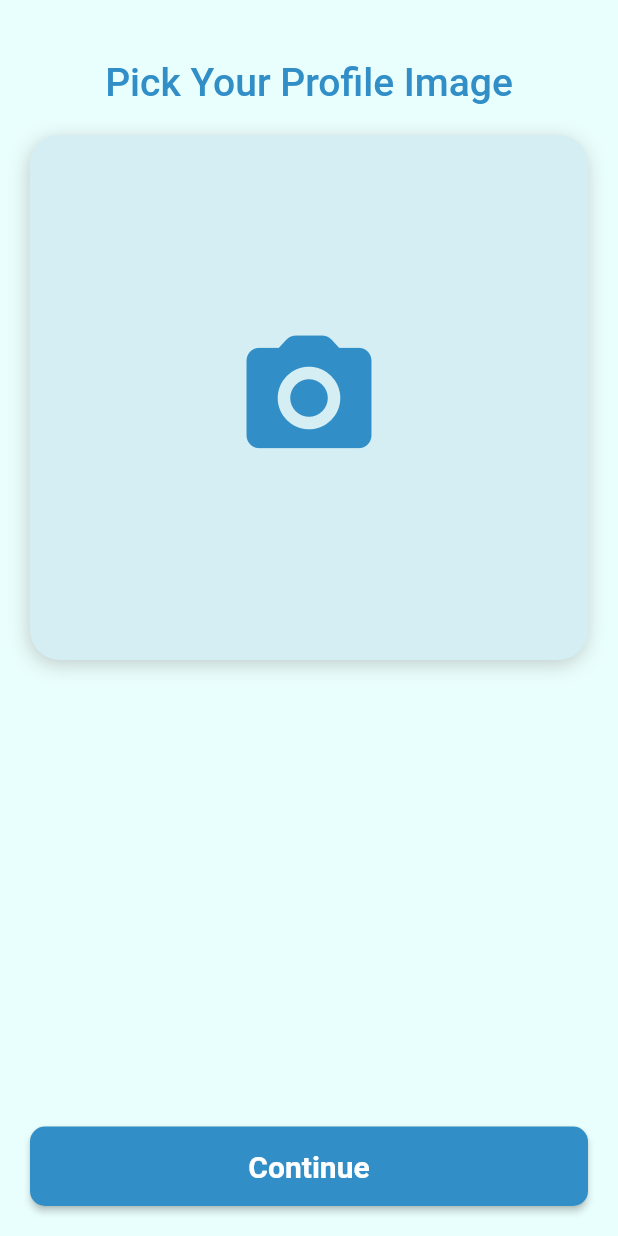
After one commit to john-safwat/Gaya-Store-App, a Flutter app: the PickImageScreen screen opened by its route, on a phone screen of 412 x 824 dp. The commit adds this screen. Run offline on Flutter 3.47's test engine with Material 2 defaults, Android fonts, the phone set to English and light mode, and no system bars; our stand-ins replace another_flutter_splash_screen, image_picker, quickalert; missing offline and left inert: flutter_rounded_date_picker.

Commit message:
add uploading image to data base

```diff
--- /dev/null
+++ b/lib/Core/Provider/AppConfigProvider.dart
@@ -0,0 +1,10 @@
+import 'package:flutter/foundation.dart';
+
+class AppConfigProvider extends ChangeNotifier {
+  String token = '';
+  void updateToken (String token){
+    this.token = token;
+    debugPrint(token);
+    notifyListeners();
+  }
+}
--- a/lib/Core/Utils/Dialog_Utils.dart
+++ b/lib/Core/Utils/Dialog_Utils.dart
@@ -20,13 +20,15 @@ class MyDialogUtils{
       text: message,
     );
   }
-  static showSuccessDialog ({required BuildContext context , required String message}){
+  static showSuccessDialog ({required BuildContext context , required String message , Function? action}){
     QuickAlert.show(
       context: context,
       type: QuickAlertType.success,
       text: message,
       onConfirmBtnTap: () {
-        Navigator.pushReplacementNamed(context, HomeScreen.routeName);
+        if(action != null){
+          action();
+        }
       }
     );
   }
--- a/lib/Data/Api/ApiManager.dart
+++ b/lib/Data/Api/ApiManager.dart
@@ -1,6 +1,9 @@
 import 'dart:convert';
+import 'dart:io';
+import "package:async/async.dart";
+import 'package:flutter/cupertino.dart';
+import 'package:path/path.dart';
 import 'package:http/http.dart' as http;
-import 'package:intl/intl.dart';
 import '../Models/UserModel/UserResponseDTO.dart';
 
 class ApiManager {
@@ -12,9 +15,11 @@ class ApiManager {
     return _instance!;
   }
 
-  String baseUrl = '192.168.43.231';
-  String path = '/E-Commerce-BackEnd/addUser.php';
+  String baseUrl = '192.168.1.9';
+  String addUserPath = '/E-Commerce-BackEnd/addUser.php';
+  String addUserImagePath = '/E-Commerce-BackEnd/addUserImage.php';
 
+  // function to call database to add user
   Future<UserResponseDTO> addNewUser({
     required String name,
     required String email,
@@ -22,7 +27,7 @@ class ApiManager {
     required String phone,
     required String dateTime,
   }) async {
-    Uri uri = Uri.http(baseUrl, path);
+    Uri uri = Uri.http(baseUrl, addUserPath);
     var response  = await http.post(uri , body: {
       'name':name,
       'email':email,
@@ -32,4 +37,25 @@ class ApiManager {
     });
     return UserResponseDTO.fromJson(jsonDecode(response.body));
   }
+
+  // function to update user image
+  Future<String> uploadUserImage(File image , String token)async {
+    Uri uri = Uri.http(baseUrl, addUserImagePath);
+
+    var stream= http.ByteStream(DelegatingStream.typed(image.openRead()));
+    var length= await image.length();
+    var request = http.MultipartRequest("POST", uri);
+
+    var multipartFile = http.MultipartFile("image", stream, length, filename: basename(image.path));
+    request.files.add(multipartFile);
+    request.fields['token'] = token;
+
+    var respond = await request.send();
+
+    if(respond.statusCode==200){
+      return "Image Uploaded";
+    }else{
+      return "Upload Failed";
+    }
+  }
 }
--- a/lib/Data/Data Source/AuthRemoteDataSourceImpl.dart
+++ b/lib/Data/Data Source/AuthRemoteDataSourceImpl.dart
@@ -1,5 +1,8 @@
+import 'dart:io';
+
 import 'package:ecommerce/Data/Api/ApiManager.dart';
 import 'package:ecommerce/Domain/Models/UserModel/UserResponse.dart';
+import 'package:flutter/material.dart';
 
 import '../../Domain/Repository/Auth_Ropsitory_Contract.dart';
 
@@ -20,6 +23,13 @@ class AuthRemoteDataSourceImpl implements AuthRemoteDataSource {
         password: password,
         phone: phone,
         dateTime: dateTime);
+
     return response.toDomina();
   }
+
+  @override
+  Future<String> uploadUserImage({required File image, required String token}) async{
+    var response = await apiManager.uploadUserImage(image, token);
+    return response;
+  }
 }
--- a/lib/Data/Models/UserModel/UserDTO.dart
+++ b/lib/Data/Models/UserModel/UserDTO.dart
@@ -13,7 +13,7 @@ class UserDTO {
     passwordEncrypted = json['passwordEncrypted'];
     phone = json['phone'];
     birthDate = json['birthDate'];
-    userToken = json['userToken'];
+    userToken = json['token'];
   }
   String? name;
   String? email;
@@ -29,7 +29,7 @@ class UserDTO {
     map['passwordEncrypted'] = passwordEncrypted;
     map['phone'] = phone;
     map['birthDate'] = birthDate;
-    map['userToken'] = userToken;
+    map['token'] = userToken;
     return map;
   }
 
--- a/lib/Data/Repository/AuthRepositoryImpl.dart
+++ b/lib/Data/Repository/AuthRepositoryImpl.dart
@@ -1,5 +1,8 @@
+import 'dart:io';
+
 import 'package:ecommerce/Domain/Models/UserModel/UserResponse.dart';
 import 'package:ecommerce/Domain/Repository/Auth_Ropsitory_Contract.dart';
+import 'package:flutter/material.dart';
 
 class AuthRepositoryImpl implements AuthRepository {
   AuthRemoteDataSource remoteDataSource;
@@ -22,4 +25,10 @@ class AuthRepositoryImpl implements AuthRepository {
 
     return response;
   }
+
+  @override
+  Future<String> uploadUserImage({required File image, required String token})async {
+    var response = await remoteDataSource.uploadUserImage(token: token , image: image);
+    return response;
+  }
 }
--- a/lib/Domain/Repository/Auth_Ropsitory_Contract.dart
+++ b/lib/Domain/Repository/Auth_Ropsitory_Contract.dart
@@ -1,3 +1,5 @@
+import 'dart:io';
+
 import 'package:ecommerce/Domain/Models/UserModel/UserResponse.dart';
 
 abstract class AuthRemoteDataSource {
@@ -8,6 +10,8 @@ abstract class AuthRemoteDataSource {
     required String phone,
     required String dateTime,
   });
+
+  Future<String> uploadUserImage({required File image , required String token});
 }
 
 abstract class AuthRepository {
@@ -18,4 +22,7 @@ abstract class AuthRepository {
     required String phone,
     required String dateTime,
   });
+
+  Future<String> uploadUserImage({required File image , required String token});
+
 }
--- /dev/null
+++ b/lib/Domain/UseCase/AuthUploadUserImageUseCase.dart
@@ -0,0 +1,14 @@
+import 'dart:io';
+
+import '../Repository/Auth_Ropsitory_Contract.dart';
+
+class AuthUploadUserImageUseCase {
+  AuthRepository repository;
+  AuthUploadUserImageUseCase(this.repository);
+
+  Future<String> uploadUserImage({required File image , required String token})async {
+    var response = await repository.uploadUserImage(token: token , image: image);
+    return response;
+  }
+
+}
--- /dev/null
+++ b/lib/Presentation/UI/PickImage/PickImageScreenView.dart
@@ -0,0 +1,112 @@
+import 'dart:io';
+import 'dart:typed_data';
+import 'dart:ui';
+
+import 'package:ecommerce/Core/DI/di.dart';
+import 'package:ecommerce/Core/Provider/AppConfigProvider.dart';
+import 'package:ecommerce/Core/Theme/MyTheme.dart';
+import 'package:ecommerce/Domain/UseCase/AuthUploadUserImageUseCase.dart';
+import 'package:ecommerce/Presentation/UI/PickImage/PickImageScreenViewModel.dart';
+import 'package:flutter/material.dart';
+import 'package:image_picker/image_picker.dart';
+import 'package:provider/provider.dart';
+
+class PickImageScreen extends StatefulWidget {
+  static const String routeName = 'pickImage';
+
+  @override
+  State<PickImageScreen> createState() => _PickImageScreenState();
+}
+
+class _PickImageScreenState extends State<PickImageScreen> {
+  final ImagePicker picker = ImagePicker();
+  XFile? images ;
+  File? image;
+
+  PickImageScreenViewModel viewModel = PickImageScreenViewModel(AuthUploadUserImageUseCase(injectAuthRepository()));
+
+  @override
+  Widget build(BuildContext context) {
+    AppConfigProvider provider = Provider.of<AppConfigProvider>(context);
+    return ChangeNotifierProvider(
+      create: (context) => viewModel,
+      child: Scaffold(
+        body: Padding(
+          padding: const EdgeInsets.all(20.0),
+          child: SafeArea(
+            child: Column(
+              children: [
+                const SizedBox(height: 20,),
+                const Text(
+                  "Pick Your Profile Image",
+                  style: TextStyle(
+                    color: MyTheme.blue,
+                    fontSize: 26,
+                    fontWeight: FontWeight.w500
+                  ),
+                ),
+                const SizedBox(height: 20,),
+                InkWell(
+                  onTap: ()async{
+                    images = await picker.pickImage(source: ImageSource.gallery);
+                    image = File(images!.path);
+                    setState(() {});
+                  },
+                  child: Container(
+                    height: 350,
+                    width: double.infinity,
+                    decoration: BoxDecoration(
+                      color: MyTheme.lightBlue,
+                      borderRadius: BorderRadius.circular(20),
+                      boxShadow: [
+                        BoxShadow(
+                          color: Colors.grey.withOpacity(0.5),
+                          blurRadius: 10,
+                          offset:const Offset(-1,3)
+                        )
+                      ]
+                    ),
+                    child:image==null? const Center(
+                      child: Icon(Icons.camera_alt_rounded , size: 100, color: MyTheme.blue,),
+                    ): ClipRRect(
+                      borderRadius: BorderRadius.circular(20),
+                      child: Image.file(image! , fit: BoxFit.cover,),
+                    ),
+                  ),
+                ),
+                const Spacer(),
+                Row(
+                  children: [
+                    Expanded(
+                      child: ElevatedButton(
+                        onPressed: (){
+                          viewModel.uploadImage(image, provider.token);
+                        },
+                        style: ButtonStyle(
+                          backgroundColor: MaterialStateProperty.all(MyTheme.blue),
+                          shape: MaterialStateProperty.all(RoundedRectangleBorder(
+                            borderRadius: BorderRadius.circular(10)
+                          ))
+                        ),
+                        child:const Padding(
+                          padding: EdgeInsets.all(15.0),
+                          child: Text(
+                            "Continue",
+                            style: TextStyle(
+                              fontSize: 20,
+                              fontWeight: FontWeight.bold
+                            ),
+                          ),
+                        ),
+                      ),
+                    ),
+                  ],
+                ),
+              ],
+            ),
+          ),
+        ),
+      ),
+    );
+  }
+}
--- /dev/null
+++ b/lib/Presentation/UI/PickImage/PickImageScreenViewModel.dart
@@ -0,0 +1,22 @@
+import 'dart:io';
+
+import 'package:ecommerce/Domain/UseCase/AuthUploadUserImageUseCase.dart';
+import 'package:flutter/material.dart';
+
+class PickImageScreenViewModel extends ChangeNotifier{
+  AuthUploadUserImageUseCase useCase ;
+  PickImageScreenViewModel(this.useCase);
+
+  void uploadImage (File? image , String token)async{
+    if (image != null){
+      try{
+        var response =await useCase.uploadUserImage(image: image, token: token);
+        debugPrint(response);
+      } catch(e) {
+        debugPrint(e.toString());
+      }
+    } else{
+
+    }
+  }
+}
--- a/lib/Presentation/UI/Registration/RegistrationScreenNavigator.dart
+++ b/lib/Presentation/UI/Registration/RegistrationScreenNavigator.dart
@@ -2,8 +2,9 @@ import 'package:flutter/cupertino.dart';
 
 abstract class RegistrationScreenNavigator{
   showErrorMessage(String message);
-  showSuccessMessage(String message);
+  showSuccessMessage(String message , Function action);
   showLoading(String message);
-  goTOHomeScreen();
+  goToPickImageScreen();
+  updateToken(String token);
   hideDialog();
 }
```
Also changed, not shown: lib/Presentation/UI/Registration/RegistrationScreenView.dart (+15 -8 lines), lib/Presentation/UI/Registration/RegistrationScreenViewModel.dart (+11 -3 lines), lib/main.dart (+10 -5 lines).
